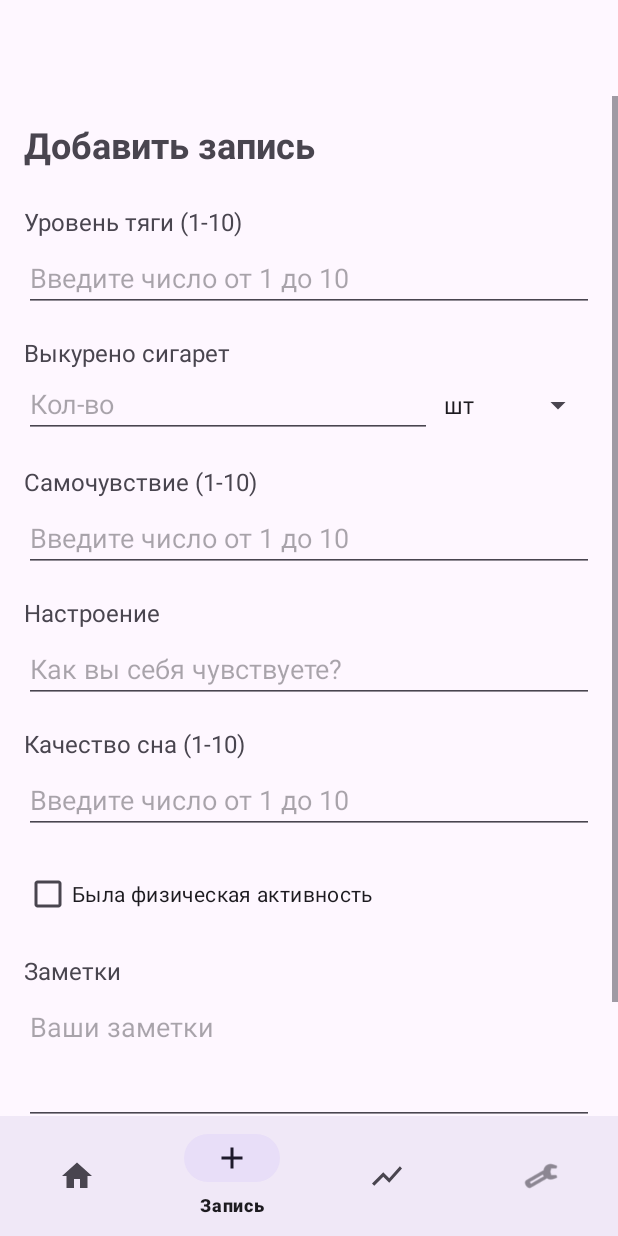
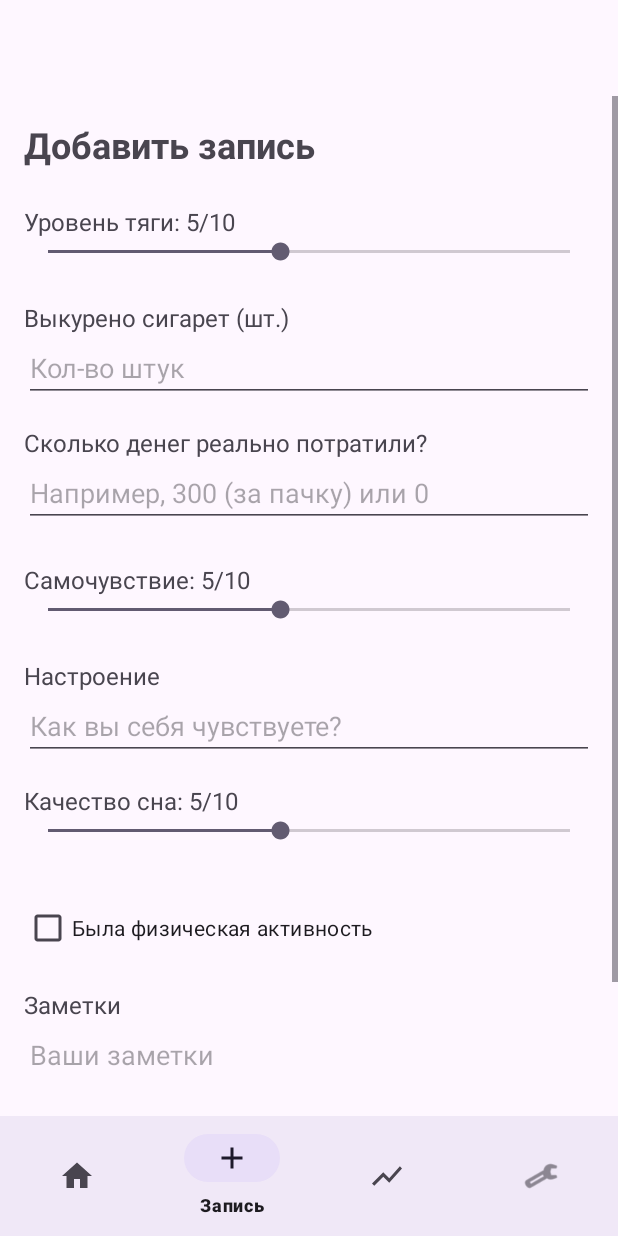
Before and after one commit to KapustinaLera/AAAA, an Android app: the AddRecordFragment screen opened through its navigation route, on a phone screen of 412 x 824 dp. Run offline under Robolectric (Android 15) with nearby library versions, the phone set to English and light mode, and no system bars; our stand-ins replace Room's generated code, navigation-ui.

Commit message:
исправления

```diff
--- a/app/src/main/java/com/example/tracker/AddRecordFragment.kt
+++ b/app/src/main/java/com/example/tracker/AddRecordFragment.kt
@@ -29,31 +29,24 @@ class AddRecordFragment : Fragment() {
     override fun onViewCreated(view: View, savedInstanceState: Bundle?) {
         super.onViewCreated(view, savedInstanceState)
 
-        // Находим все элементы
-        val etCravingLevel = view.findViewById<EditText>(R.id.etCravingLevel)
-        val etWellBeing = view.findViewById<EditText>(R.id.etWellBeing)
+        val tvCravingLabel = view.findViewById<TextView>(R.id.tvCravingLabel)
+        val sbCravingLevel = view.findViewById<SeekBar>(R.id.sbCravingLevel)
+        val tvWellBeingLabel = view.findViewById<TextView>(R.id.tvWellBeingLabel)
+        val sbWellBeing = view.findViewById<SeekBar>(R.id.sbWellBeing)
+        val tvSleepLabel = view.findViewById<TextView>(R.id.tvSleepLabel)
+        val sbSleepQuality = view.findViewById<SeekBar>(R.id.sbSleepQuality)
+
+        val etMoneySpent = view.findViewById<EditText>(R.id.etMoneySpent)
         val etMood = view.findViewById<EditText>(R.id.etMood)
-        val etSleepQuality = view.findViewById<EditText>(R.id.etSleepQuality)
         val cbPhysicalActivity = view.findViewById<CheckBox>(R.id.cbPhysicalActivity)
         val etNotes = view.findViewById<EditText>(R.id.etNotes)
         val btnSave = view.findViewById<Button>(R.id.btnSave)
 
-        // Блоки для курения и алкоголя
         val layoutSmoking = view.findViewById<LinearLayout>(R.id.layoutSmoking)
         val layoutAlcohol = view.findViewById<LinearLayout>(R.id.layoutAlcohol)
         val etSmokedAmount = view.findViewById<EditText>(R.id.etSmokedAmount)
         val etAlcoholAmount = view.findViewById<EditText>(R.id.etAlcoholAmount)
-        val spinnerSmokingUnit = view.findViewById<Spinner>(R.id.spinnerSmokingUnit)
-        val spinnerAlcoholUnit = view.findViewById<Spinner>(R.id.spinnerAlcoholUnit)
 
-        // Настраиваем выпадающие списки (единицы измерения)
-        val smokingUnits = arrayOf("шт", "пачка")
-        spinnerSmokingUnit.adapter = ArrayAdapter(requireContext(), android.R.layout.simple_spinner_dropdown_item, smokingUnits)
-
-        val alcoholUnits = arrayOf("мл", "рюмок", "бокалов", "бутылок")
-        spinnerAlcoholUnit.adapter = ArrayAdapter(requireContext(), android.R.layout.simple_spinner_dropdown_item, alcoholUnits)
-
-        // Смотрим, какая зависимость в настройках
         val prefs = PreferencesManager(requireContext())
         when (prefs.getAddictionType()) {
             "Курение" -> layoutSmoking.visibility = View.VISIBLE
@@ -64,63 +57,94 @@ class AddRecordFragment : Fragment() {
             }
         }
 
+        // НАСТРОЙКА ПОЛЗУНКОВ
+        sbCravingLevel.setOnSeekBarChangeListener(object : SeekBar.OnSeekBarChangeListener {
+            override fun onProgressChanged(seekBar: SeekBar?, progress: Int, fromUser: Boolean) {
+                tvCravingLabel.text = "Уровень тяги: ${progress + 1}/10"
+            }
+            override fun onStartTrackingTouch(seekBar: SeekBar?) {}
+            override fun onStopTrackingTouch(seekBar: SeekBar?) {}
+        })
+
+        sbWellBeing.setOnSeekBarChangeListener(object : SeekBar.OnSeekBarChangeListener {
+            override fun onProgressChanged(seekBar: SeekBar?, progress: Int, fromUser: Boolean) {
+                tvWellBeingLabel.text = "Самочувствие: ${progress + 1}/10"
+            }
+            override fun onStartTrackingTouch(seekBar: SeekBar?) {}
+            override fun onStopTrackingTouch(seekBar: SeekBar?) {}
+        })
+
+        sbSleepQuality.setOnSeekBarChangeListener(object : SeekBar.OnSeekBarChangeListener {
+            override fun onProgressChanged(seekBar: SeekBar?, progress: Int, fromUser: Boolean) {
+                tvSleepLabel.text = "Качество сна: ${progress + 1}/10"
+            }
+            override fun onStartTrackingTouch(seekBar: SeekBar?) {}
+            override fun onStopTrackingTouch(seekBar: SeekBar?) {}
+        })
+
         recordIdToEdit = arguments?.getInt("recordId", 0) ?: 0
 
-        // Если редактируем, заполняем поля (количество просто выводим в текстовом виде)
+        // ЕСЛИ РЕДАКТИРУЕМ, ЗАПОЛНЯЕМ ПОЛЯ
         if (recordIdToEdit > 0) {
             viewLifecycleOwner.lifecycleScope.launch {
                 val existingRecord = viewModel.getRecordById(recordIdToEdit)
                 existingRecord?.let { r ->
-                    etCravingLevel.setText(r.cravingLevel.toString())
-                    etWellBeing.setText(r.wellBeing.toString())
+                    sbCravingLevel.progress = r.cravingLevel - 1
+                    sbWellBeing.progress = r.wellBeing - 1
+                    sbSleepQuality.progress = r.sleepQuality - 1
+                    etMoneySpent.setText(r.moneySpent.toString())
                     etMood.setText(r.mood)
-                    etSleepQuality.setText(r.sleepQuality.toString())
                     cbPhysicalActivity.isChecked = r.physicalActivity
                     etNotes.setText(r.notes)
 
-                    // Для простоты при редактировании пихаем текст в первое попавшееся поле
-                    if (layoutSmoking.visibility == View.VISIBLE) {
-                        etSmokedAmount.setText(r.consumedAmount)
-                    } else if (layoutAlcohol.visibility == View.VISIBLE) {
-                        etAlcoholAmount.setText(r.consumedAmount)
-                    }
+                    // ИСПРАВЛЕНО: Берем точные числа из базы, а не вытаскиваем цифры из текста
+                    if (layoutSmoking.visibility == View.VISIBLE) etSmokedAmount.setText(r.amountSmoked.toString())
+                    if (layoutAlcohol.visibility == View.VISIBLE) etAlcoholAmount.setText(r.amountDrunk.toString())
                 }
             }
         }
 
         btnSave.setOnClickListener {
-            val cravingLevel = etCravingLevel.text.toString().toIntOrNull()
-            val wellBeing = etWellBeing.text.toString().toIntOrNull()
-            val sleepQuality = etSleepQuality.text.toString().toIntOrNull()
+            // 1. Получаем значения ползунков (от 0 до 9, поэтому +1)
+            val cravingLevel = sbCravingLevel.progress + 1
+            val wellBeing = sbWellBeing.progress + 1
+            val sleepQuality = sbSleepQuality.progress + 1
+            val moneySpent = etMoneySpent.text.toString().toDoubleOrNull() ?: 0.0
 
-            if (cravingLevel == null || wellBeing == null || sleepQuality == null) {
-                Toast.makeText(requireContext(), "Заполните все числовые поля (1-10)", Toast.LENGTH_SHORT).show()
-                return@setOnClickListener
-            }
-
-            // СОБИРАЕМ СТРОКУ С КОЛИЧЕСТВОМ
-            var consumedText = "Не указано"
+            // 2. Получаем числа из полей ввода
             val smokedVal = etSmokedAmount.text.toString()
             val alcoholVal = etAlcoholAmount.text.toString()
-            val smokedUnit = spinnerSmokingUnit.selectedItem.toString()
-            val alcoholUnit = spinnerAlcoholUnit.selectedItem.toString()
 
+            val amountSmoked = if (prefs.getAddictionType() == "Курение" || prefs.getAddictionType() == "Оба") {
+                smokedVal.toIntOrNull() ?: 0
+            } else 0
+
+            val amountDrunk = if (prefs.getAddictionType() == "Алкоголь" || prefs.getAddictionType() == "Оба") {
+                alcoholVal.toIntOrNull() ?: 0
+            } else 0
+
+            // 3. Собираем красивый текст для отображения
+            var consumedText = "Не указано"
             when (prefs.getAddictionType()) {
-                "Курение" -> if (smokedVal.isNotEmpty()) consumedText = "$smokedVal $smokedUnit"
-                "Алкоголь" -> if (alcoholVal.isNotEmpty()) consumedText = "$alcoholVal $alcoholUnit"
+                "Курение" -> if (smokedVal.isNotEmpty()) consumedText = "$smokedVal шт."
+                "Алкоголь" -> if (alcoholVal.isNotEmpty()) consumedText = "$alcoholVal мл"
                 "Оба" -> {
                     val parts = mutableListOf<String>()
-                    if (smokedVal.isNotEmpty()) parts.add("$smokedVal $smokedUnit сигарет")
-                    if (alcoholVal.isNotEmpty()) parts.add("$alcoholVal $alcoholUnit алкоголя")
+                    if (smokedVal.isNotEmpty()) parts.add("$smokedVal шт. сигарет")
+                    if (alcoholVal.isNotEmpty()) parts.add("$alcoholVal мл алкоголя")
                     if (parts.isNotEmpty()) consumedText = parts.joinToString(", ")
                 }
             }
 
+            // 4. Создаем ОДНУ запись со всеми полями
             val record = DayRecord(
                 id = recordIdToEdit,
                 date = if (recordIdToEdit > 0) System.currentTimeMillis() else Calendar.getInstance().timeInMillis,
                 cravingLevel = cravingLevel,
-                consumedAmount = consumedText, // <-- СОХРАНЯЕМ ТЕКСТОВУЮ СТРОКУ
+                consumedAmount = consumedText,
+                amountSmoked = amountSmoked,
+                amountDrunk = amountDrunk,
+                moneySpent = moneySpent,
                 wellBeing = wellBeing,
                 mood = if (etMood.text.isNotEmpty()) etMood.text.toString() else "Не указано",
                 sleepQuality = sleepQuality,
@@ -129,6 +153,7 @@ class AddRecordFragment : Fragment() {
                 photoPath = null
             )
 
+            // 5. Сохраняем и закрываем экран
             if (recordIdToEdit > 0) {
                 viewModel.updateRecord(record)
                 Toast.makeText(requireContext(), "Запись обновлена!", Toast.LENGTH_SHORT).show()
--- a/app/src/main/java/com/example/tracker/HomeFragment.kt
+++ b/app/src/main/java/com/example/tracker/HomeFragment.kt
@@ -13,20 +13,27 @@ import androidx.lifecycle.repeatOnLifecycle
 import com.example.tracker.utils.PreferencesManager
 import com.example.tracker.viewmodel.QuoteState
 import com.example.tracker.viewmodel.QuoteViewModel
+import com.example.tracker.viewmodel.TrackerViewModel
 import kotlinx.coroutines.launch
 
 class HomeFragment : Fragment() {
 
     private lateinit var prefs: PreferencesManager
     private val quoteViewModel: QuoteViewModel by viewModels()
+    private val trackerViewModel: TrackerViewModel by viewModels()
 
-    // Ссылки на элементы UI
     private lateinit var tvGreeting: TextView
     private lateinit var layoutNameInput: LinearLayout
     private lateinit var layoutStats: LinearLayout
     private lateinit var etUserName: EditText
     private lateinit var tvDays: TextView
     private lateinit var tvMoney: TextView
+    private lateinit var tvTotalSmoked: TextView // <-- НОВОЕ
+    private lateinit var tvTotalDrunk: TextView  // <-- НОВОЕ
+
+    private var totalSpent = 0.0
+    private var totalSmoked = 0 // <-- НОВОЕ
+    private var totalDrunk = 0  // <-- НОВОЕ
 
     override fun onCreateView(
         inflater: LayoutInflater, container: ViewGroup?, savedInstanceState: Bundle?
@@ -38,13 +45,16 @@ class HomeFragment : Fragment() {
         super.onViewCreated(view, savedInstanceState)
         prefs = PreferencesManager(requireContext())
 
-        // Находим элементы
         tvGreeting = view.findViewById(R.id.tvGreeting)
         layoutNameInput = view.findViewById(R.id.layoutNameInput)
         layoutStats = view.findViewById(R.id.layoutStats)
         etUserName = view.findViewById(R.id.etUserName)
         tvDays = view.findViewById(R.id.tvDaysWithout)
         tvMoney = view.findViewById(R.id.tvMoneySaved)
+
+        // Находим новые элементы
+        tvTotalSmoked = view.findViewById(R.id.tvTotalSmoked)
+        tvTotalDrunk = view.findViewById(R.id.tvTotalDrunk)
 
         val btnSaveName = view.findViewById<Button>(R.id.btnSaveName)
         val progressBar = view.findViewById<ProgressBar>(R.id.progressBarQuote)
@@ -64,9 +74,7 @@ class HomeFragment : Fragment() {
             }
         }
 
-        btnRefreshQuote.setOnClickListener {
-            quoteViewModel.fetchQuote()
-        }
+        btnRefreshQuote.setOnClickListener { quoteViewModel.fetchQuote() }
 
         // Подписка на цитаты
         viewLifecycleOwner.lifecycleScope.launch {
@@ -86,7 +94,6 @@ class HomeFragment : Fragment() {
                             tvQuoteAuthor.visibility = View.VISIBLE
                             tvError.visibility = View.GONE
                             btnRefreshQuote.visibility = View.VISIBLE
-
                             tvQuoteText.text = getString(R.string.quote_format, state.quote.quoteText)
                             tvQuoteAuthor.text = getString(R.string.quote_author_format, state.quote.quoteAuthor)
                         }
@@ -96,21 +103,29 @@ class HomeFragment : Fragment() {
                             tvQuoteAuthor.visibility = View.GONE
                             tvError.visibility = View.VISIBLE
                             btnRefreshQuote.visibility = View.VISIBLE
-
                             tvError.text = state.message
                         }
                     }
                 }
             }
         }
+
+        // ПОДПИСКА НА ЗАПИСИ
+        viewLifecycleOwner.lifecycleScope.launch {
+            viewLifecycleOwner.repeatOnLifecycle(Lifecycle.State.STARTED) {
+                trackerViewModel.getAllRecords().collect { records ->
+                    totalSpent = records.sumOf { it.moneySpent }
+                    totalSmoked = records.sumOf { it.amountSmoked } // <-- СУММИРУЕМ
+                    totalDrunk = records.sumOf { it.amountDrunk }   // <-- СУММИРУЕМ
+                    updateUI()
+                }
+            }
+        }
     }
 
-    // Обновляем данные при каждом появлении экрана
     override fun onResume() {
         super.onResume()
-        if (::prefs.isInitialized) {
-            updateUI()
-        }
+        if (::prefs.isInitialized) updateUI()
     }
 
     private fun updateUI() {
@@ -125,9 +140,22 @@ class HomeFragment : Fragment() {
             layoutStats.visibility = View.VISIBLE
 
             val days = ((System.currentTimeMillis() - prefs.getQuitDate()) / (1000 * 60 * 60 * 24)).toInt().coerceAtLeast(0)
+            val expectedBudget = days * prefs.getDailyBudget()
+            val savings = expectedBudget - totalSpent
 
             tvDays.text = getString(R.string.days_without_habit, days)
-            tvMoney.text = getString(R.string.money_saved, (days * prefs.getDailyBudget()).toString())
+            tvMoney.text = getString(R.string.money_saved, String.format("%.2f", savings))
+
+            // ВЫВОДИМ ЗДОРОВЬЕ
+            tvTotalSmoked.text = "Всего выкурено: $totalSmoked шт."
+            tvTotalDrunk.text = "Всего выпито: $totalDrunk мл"
+
+            // Красим в зеленый, если 0, и в красный, если есть срывы
+            if (totalSmoked == 0) tvTotalSmoked.setTextColor(android.graphics.Color.parseColor("#4CAF50"))
+            else tvTotalSmoked.setTextColor(android.graphics.Color.RED)
+
+            if (totalDrunk == 0) tvTotalDrunk.setTextColor(android.graphics.Color.parseColor("#4CAF50"))
+            else tvTotalDrunk.setTextColor(android.graphics.Color.RED)
         }
     }
 }
--- a/app/src/main/java/com/example/tracker/data/DayRecord.kt
+++ b/app/src/main/java/com/example/tracker/data/DayRecord.kt
@@ -10,6 +10,9 @@ data class DayRecord(
     val date: Long,
     val cravingLevel: Int,
     val consumedAmount: String,
+    val amountSmoked: Int = 0,  // сколько выкурено штук
+    val amountDrunk: Int = 0,   // сколько выпито мл
+    val moneySpent: Double = 0.0,
     val wellBeing: Int,
     val mood: String,
     val sleepQuality: Int,
--- a/app/src/main/java/com/example/tracker/database/AppDatabase.kt
+++ b/app/src/main/java/com/example/tracker/database/AppDatabase.kt
@@ -14,7 +14,7 @@ import com.example.tracker.data.*
         HealthMilestone::class,
         Achievement::class
     ],
-    version = 2, // <-- СТАЛО 2
+    version = 4,
     exportSchema = false
 )
 abstract class AppDatabase : RoomDatabase() {
--- a/app/src/main/res/layout/fragment_add_record.xml
+++ b/app/src/main/res/layout/fragment_add_record.xml
@@ -18,20 +18,21 @@
             android:textStyle="bold"
             android:layout_marginBottom="16dp" />
 
+        <!-- УРОВЕНЬ ТЯГИ (ПОЛЗУНОК) -->
         <TextView
+            android:id="@+id/tvCravingLabel"
             android:layout_width="wrap_content"
             android:layout_height="wrap_content"
-            android:text="Уровень тяги (1-10)"
+            android:text="Уровень тяги: 5/10"
             android:textSize="16sp"
             android:layout_marginTop="8dp" />
-
-        <EditText
-            android:id="@+id/etCravingLevel"
+        <SeekBar
+            android:id="@+id/sbCravingLevel"
             android:layout_width="match_parent"
             android:layout_height="wrap_content"
-            android:hint="Введите число от 1 до 10"
-            android:inputType="number"
-            android:layout_marginTop="4dp" />
+            android:max="9"
+            android:progress="4"
+            android:layout_marginBottom="16dp" />
 
         <!-- БЛОК ДЛЯ СИГАРЕТ -->
         <LinearLayout
@@ -43,25 +44,15 @@
             <TextView
                 android:layout_width="wrap_content"
                 android:layout_height="wrap_content"
-                android:text="Выкурено сигарет"
+                android:text="Выкурено сигарет (шт.)"
                 android:textSize="16sp"
-                android:layout_marginTop="16dp" />
-            <LinearLayout
+                android:layout_marginTop="8dp" />
+            <EditText
+                android:id="@+id/etSmokedAmount"
                 android:layout_width="match_parent"
                 android:layout_height="wrap_content"
-                android:orientation="horizontal">
-                <EditText
-                    android:id="@+id/etSmokedAmount"
-                    android:layout_width="0dp"
-                    android:layout_weight="1"
-                    android:layout_height="wrap_content"
-                    android:hint="Кол-во"
-                    android:inputType="number" />
-                <Spinner
-                    android:id="@+id/spinnerSmokingUnit"
-                    android:layout_width="wrap_content"
-                    android:layout_height="wrap_content" />
-            </LinearLayout>
+                android:hint="Кол-во штук"
+                android:inputType="number" />
         </LinearLayout>
 
         <!-- БЛОК ДЛЯ АЛКОГОЛЯ -->
@@ -74,72 +65,79 @@
             <TextView
                 android:layout_width="wrap_content"
                 android:layout_height="wrap_content"
-                android:text="Выпито алкоголя"
+                android:text="Выпито алкоголя (мл)"
                 android:textSize="16sp"
-                android:layout_marginTop="16dp" />
-            <LinearLayout
+                android:layout_marginTop="8dp" />
+            <EditText
+                android:id="@+id/etAlcoholAmount"
                 android:layout_width="match_parent"
                 android:layout_height="wrap_content"
-                android:orientation="horizontal">
-                <EditText
-                    android:id="@+id/etAlcoholAmount"
-                    android:layout_width="0dp"
-                    android:layout_weight="1"
-                    android:layout_height="wrap_content"
-                    android:hint="Кол-во"
-                    android:inputType="number" />
-                <Spinner
-                    android:id="@+id/spinnerAlcoholUnit"
-                    android:layout_width="wrap_content"
-                    android:layout_height="wrap_content" />
-            </LinearLayout>
+                android:hint="Кол-во мл"
+                android:inputType="number" />
         </LinearLayout>
 
+        <!-- ПОТРАЧЕНО ДЕНЕГ -->
         <TextView
             android:layout_width="wrap_content"
             android:layout_height="wrap_content"
-            android:text="Самочувствие (1-10)"
+            android:text="Сколько денег реально потратили?"
             android:textSize="16sp"
             android:layout_marginTop="16dp" />
-
         <EditText
-            android:id="@+id/etWellBeing"
+            android:id="@+id/etMoneySpent"
             android:layout_width="match_parent"
             android:layout_height="wrap_content"
-            android:hint="Введите число от 1 до 10"
-            android:inputType="number"
-            android:layout_marginTop="4dp" />
+            android:hint="Например, 300 (за пачку) или 0"
+            android:inputType="numberDecimal"
+            android:layout_marginBottom="16dp" />
 
+        <!-- САМОЧУВСТВИЕ (ПОЛЗУНОК) -->
+        <TextView
+            android:id="@+id/tvWellBeingLabel"
+            android:layout_width="wrap_content"
+            android:layout_height="wrap_content"
+            android:text="Самочувствие: 5/10"
+            android:textSize="16sp"
+            android:layout_marginTop="8dp" />
+        <SeekBar
+            android:id="@+id/sbWellBeing"
+            android:layout_width="match_parent"
+            android:layout_height="wrap_content"
+            android:max="9"
+            android:progress="4"
+            android:layout_marginBottom="16dp" />
+
+        <!-- НАСТРОЕНИЕ -->
         <TextView
             android:layout_width="wrap_content"
             android:layout_height="wrap_content"
             android:text="Настроение"
             android:textSize="16sp"
-            android:layout_marginTop="16dp" />
-
+            android:layout_marginTop="8dp" />
         <EditText
             android:id="@+id/etMood"
             android:layout_width="match_parent"
             android:layout_height="wrap_content"
             android:hint="Как вы себя чувствуете?"
-            android:inputType="text"
-            android:layout_marginTop="4dp" />
+            android:inputType="text" />
 
+        <!-- КАЧЕСТВО СНА (ПОЛЗУНОК) -->
         <TextView
+            android:id="@+id/tvSleepLabel"
             android:layout_width="wrap_content"
             android:layout_height="wrap_content"
-            android:text="Качество сна (1-10)"
+            android:text="Качество сна: 5/10"
             android:textSize="16sp"
             android:layout_marginTop="16dp" />
-
-        <EditText
-            android:id="@+id/etSleepQuality"
+        <SeekBar
+            android:id="@+id/sbSleepQuality"
             android:layout_width="match_parent"
             android:layout_height="wrap_content"
-            android:hint="Введите число от 1 до 10"
-            android:inputType="number"
-            android:layout_marginTop="4dp" />
+            android:max="9"
+            android:progress="4"
+            android:layout_marginBottom="16dp" />
 
+        <!-- ФИЗАКТИВНОСТЬ -->
         <CheckBox
             android:id="@+id/cbPhysicalActivity"
             android:layout_width="wrap_content"
@@ -147,13 +145,13 @@
             android:text="Была физическая активность"
             android:layout_marginTop="16dp" />
 
+        <!-- ЗАМЕТКИ -->
         <TextView
             android:layout_width="wrap_content"
             android:layout_height="wrap_content"
             android:text="Заметки"
             android:textSize="16sp"
             android:layout_marginTop="16dp" />
-
         <EditText
             android:id="@+id/etNotes"
             android:layout_width="match_parent"
@@ -161,8 +159,7 @@
             android:hint="Ваши заметки"
             android:inputType="textMultiLine"
             android:minLines="3"
-            android:gravity="top"
-            android:layout_marginTop="4dp" />
+            android:gravity="top" />
 
         <Button
             android:id="@+id/btnSave"
@@ -171,6 +168,5 @@
             android:text="Сохранить запись"
             android:layout_marginTop="24dp"
             android:textSize="16sp" />
-
     </LinearLayout>
 </ScrollView>
```
Also changed, not shown: app/src/main/java/com/example/tracker/SettingsFragment.kt (+14 -20 lines), app/src/main/java/com/example/tracker/adapter/RecordAdapter.kt (+6 -2 lines), app/src/main/res/layout/fragment_home.xml (+15 -0 lines), app/src/main/res/layout/fragment_settings.xml (+2 -9 lines).
